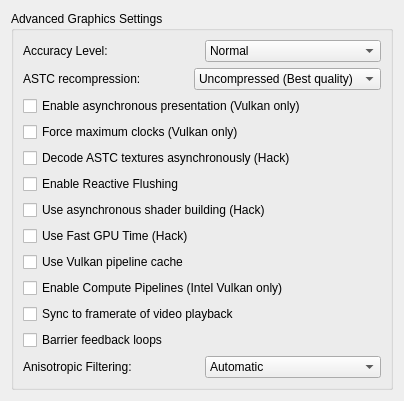
The window that src/yuzu/configuration/configure_graphics_advanced.ui (rorrim-rorrim/eden-alt) describes before a commit, drawn with Qt 5.
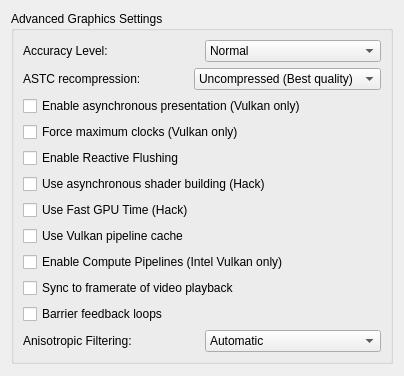
The same window after the commit.

Commit message:
settings,video_core: Consolidate ASTC decoding options
Just puts them all neatly into one place.

Patch:
```diff
--- a/src/yuzu/configuration/configure_graphics_advanced.ui
+++ b/src/yuzu/configuration/configure_graphics_advanced.ui
@@ -130,16 +130,6 @@
           </property>
          </widget>
         </item>
-        <item>
-         <widget class="QCheckBox" name="async_astc">
-          <property name="toolTip">
-           <string>Enables asynchronous ASTC texture decoding, which may reduce load time stutter. This feature is experimental.</string>
-          </property>
-          <property name="text">
-           <string>Decode ASTC textures asynchronously (Hack)</string>
-          </property>
-         </widget>
-        </item>
         <item>
          <widget class="QCheckBox" name="use_reactive_flushing">
           <property name="toolTip">
```
The commit also changes 11 other files.
